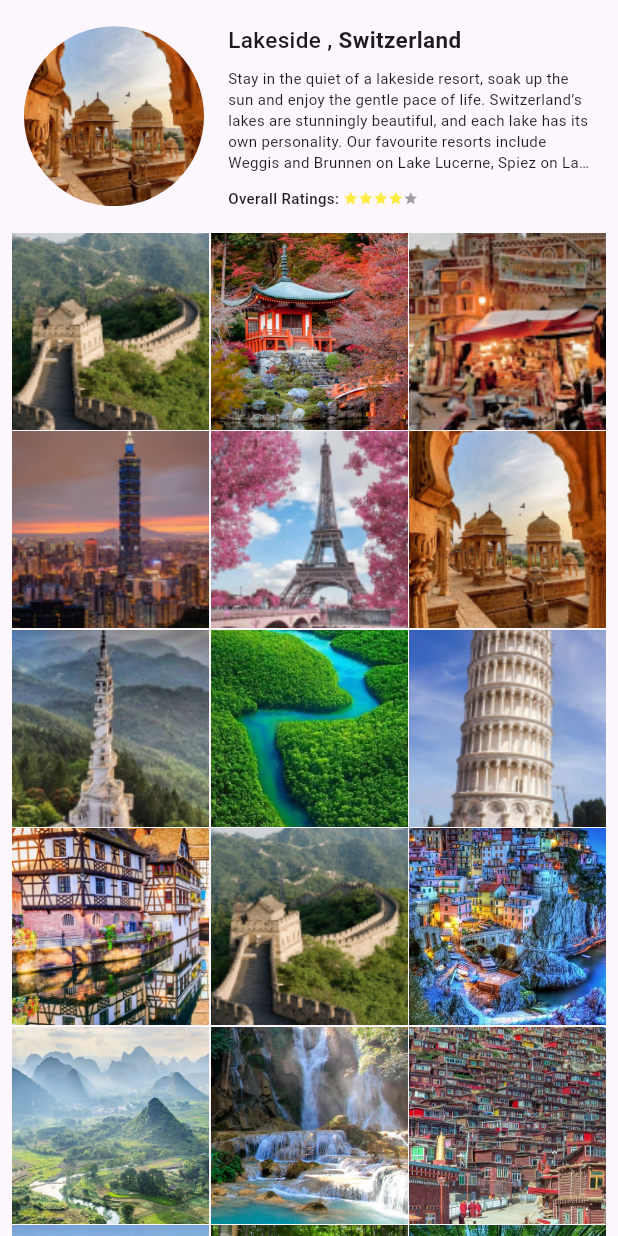
After one commit to SajithAnuradha/Mango-Map, a Flutter app: the Location screen opened directly, on a phone screen of 412 x 824 dp. The commit adds this screen. Run offline on Flutter 3.47's test engine with Material 3 defaults, Android fonts, the phone set to English and light mode, and no system bars; our stand-ins replace font_awesome_flutter, geocoding, google_fonts, google_maps_flutter, image_picker.

Commit message:
feat: add user profile and location pages, and setup navigations

```diff
--- /dev/null
+++ b/frontend/lib/pages/Location/Location.dart
@@ -0,0 +1,150 @@
+import 'package:flutter/material.dart';
+
+class Location extends StatefulWidget {
+  const Location({super.key});
+
+  @override
+  State<Location> createState() => _LocationState();
+}
+
+class _LocationState extends State<Location> {
+  final List<String> imagePaths = [
+    'assets/image1.png',
+    'assets/image2.png',
+    'assets/image3.png',
+    'assets/image4.png',
+    'assets/image5.png',
+    'assets/image6.png',
+    'assets/image7.png',
+    'assets/image8.png',
+    'assets/image9.png',
+    'assets/image10.png',
+    'assets/image11.png',
+    'assets/image12.png',
+    'assets/image13.png',
+    'assets/image14.png',
+    'assets/image15.png',
+    'assets/image16.png',
+    'assets/image17.png',
+    'assets/image18.png',
+    'assets/image19.png',
+    'assets/image20.png',
+    'assets/image21.png',
+  ];
+
+  @override
+  Widget build(BuildContext context) {
+    return SafeArea(
+      child: Scaffold(
+        body: SingleChildScrollView(
+          child: Padding(
+            padding: const EdgeInsets.all(8.0),
+            child: Column(
+              children: [
+                Padding(
+                  padding: const EdgeInsets.all(8.0),
+                  child: Row(
+                    children: [
+                      ClipRRect(
+                        borderRadius: BorderRadius.circular(60.0),
+                        child: Image.asset(
+                          "assets/image6.png",
+                          width: 120,
+                          height: 120,
+                          fit: BoxFit.cover,
+                        ),
+                      ),
+                      const SizedBox(width: 16.0),
+                      Expanded(
+                        child: Column(
+                          crossAxisAlignment: CrossAxisAlignment.start,
+                          children: [
+                            const Row(
+                              children: [
+                                Text(
+                                  "Lakeside ,",
+                                  style: TextStyle(
+                                    fontSize: 15,
+                                    fontWeight: FontWeight.w500,
+                                  ),
+                                ),
+                                Text(
+                                  " Switzerland",
+                                  style: TextStyle(
+                                    fontSize: 15,
+                                    fontWeight: FontWeight.bold,
+                                  ),
+                                ),
+                              ],
+                            ),
+                            const SizedBox(height: 8.0),
+                            const Text(
+                              "Stay in the quiet of a lakeside resort, soak up the sun and enjoy the gentle pace of life. Switzerland’s lakes are stunningly beautiful, and each lake has its own personality. Our favourite resorts include Weggis and Brunnen on Lake Lucerne, Spiez on Lake Thun, Bönigen on Lake Brienz and Ascona on Lake Maggiore where Switzerland meets the border with Italy.",
+                              style: TextStyle(
+                                fontSize: 10,
+                                fontWeight: FontWeight.w400,
+                              ),
+                              overflow: TextOverflow.ellipsis,
+                              maxLines: 5,
+                            ),
+                            const SizedBox(height: 10),
+                            Row(
+                              children: [
+                                const Text(
+                                  "Overall Ratings: ",
+                                  style: TextStyle(
+                                    fontSize: 10,
+                                    fontWeight: FontWeight.w500,
+                                  ),
+                                ),
+                                Row(
+                                  children: [
+                                    ...List.generate(
+                                      4,
+                                      (index) => const Icon(
+                                        Icons.star,
+                                        color: Colors.yellow,
+                                        size: 10,
+                                      ),
+                                    ),
+                                    ...List.generate(
+                                      1,
+                                      (index) => const Icon(
+                                        Icons.star,
+                                        color: Colors.grey,
+                                        size: 10,
+                                      ),
+                                    ),
+                                  ],
+                                ),
+                              ],
+                            ),
+                          ],
+                        ),
+                      ),
+                    ],
+                  ),
+                ),
+                const SizedBox(height: 8.0),
+                GridView.builder(
+                  shrinkWrap: true,
+                  physics: const NeverScrollableScrollPhysics(),
+                  // padding: const EdgeInsets.all(10.0),
+                  gridDelegate: const SliverGridDelegateWithFixedCrossAxisCount(
+                    crossAxisCount: 3, // Number of columns
+                    crossAxisSpacing: 1.0,
+                    mainAxisSpacing: 1.0,
+                  ),
+                  itemCount: imagePaths.length,
+                  itemBuilder: (context, index) {
+                    return Image.asset(imagePaths[index], fit: BoxFit.cover);
+                  },
+                ),
+              ],
+            ),
+          ),
+        ),
+      ),
+    );
+  }
+}
--- a/frontend/lib/pages/Others/addPost/addPhotoDefault.dart
+++ b/frontend/lib/pages/Others/addPost/addPhotoDefault.dart
@@ -1,3 +1,4 @@
+import 'package:flutter/foundation.dart';
 import 'package:flutter/material.dart';
 import 'package:image_picker/image_picker.dart';
 // import '../../../widgets/features/pickImage.dart';
@@ -14,12 +15,16 @@ class _AddphotodefaultState extends State<Addphotodefault> {
   int _rating = 0;
   final TextEditingController _visitController = TextEditingController();
   File? _image;
+  String? _imageUrl;
   final picker = ImagePicker();
 
   Future getImage() async {
     final pickedImage = await picker.pickImage(source: ImageSource.gallery);
     setState(() {
       if (pickedImage != null) {
+        if (kIsWeb) {
+          _imageUrl = pickedImage.path;
+        }
         _image = File(pickedImage.path);
       } else {
         print("No Image is Picked");
--- a/frontend/lib/pages/Others/addPost/addPhotoHome.dart
+++ b/frontend/lib/pages/Others/addPost/addPhotoHome.dart
@@ -112,6 +112,7 @@ import 'package:flutter_application_1/pages/home.dart';
 import 'addPhotoQR.dart';
 import 'addPhotoDefault.dart';
 import 'package:flutter_application_1/pages/map/map_screen.dart';
+import 'package:flutter_application_1/pages/SearchResults/SearchResults.dart';
 
 class Addphotohome extends StatefulWidget {
   const Addphotohome({super.key});
@@ -129,6 +130,7 @@ class _AddphotohomeState extends State<Addphotohome> {
     Placeholder(), // Replace Placeholder with your Map page implementation
     Explore(), // Add your Explore page implementation here
     MapScreen(), // Replace Placeholder with your Map page implementation
+    SearchResultsScreen(), // Add your Search result page implementation here
   ];
 
   void _onItemTapped(int index) {
@@ -166,6 +168,10 @@ class _AddphotohomeState extends State<Addphotohome> {
             IconButton(
               icon: Icon(Icons.map),
               onPressed: () => _onItemTapped(3),
+            ),
+            IconButton(
+              icon: Icon(Icons.search),
+              onPressed: () => _onItemTapped(4),
             ),
           ],
         ),
```
Also changed, not shown: frontend/lib/pages/Map/map_screen.dart (+14 -0 lines), frontend/lib/pages/Profile/UserProfile.dart (added, +177 -0 lines), frontend/lib/pages/SearchResults/SearchResults.dart (added, +230 -0 lines), frontend/lib/widgets/post_card.dart (+20 -2 lines), 1 other file.
